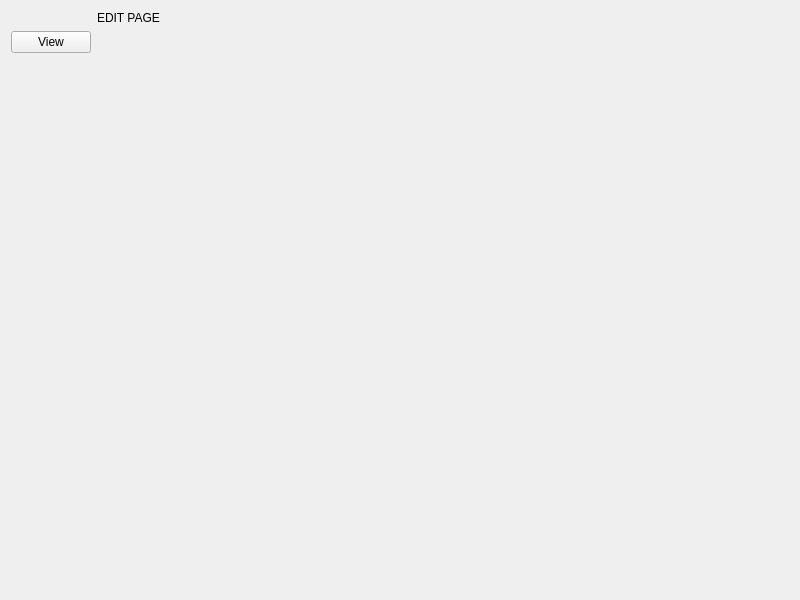
Old version of the form FamilyTree/src/gui/editpage.ui in the repository moumitahmad/Stammbaum.
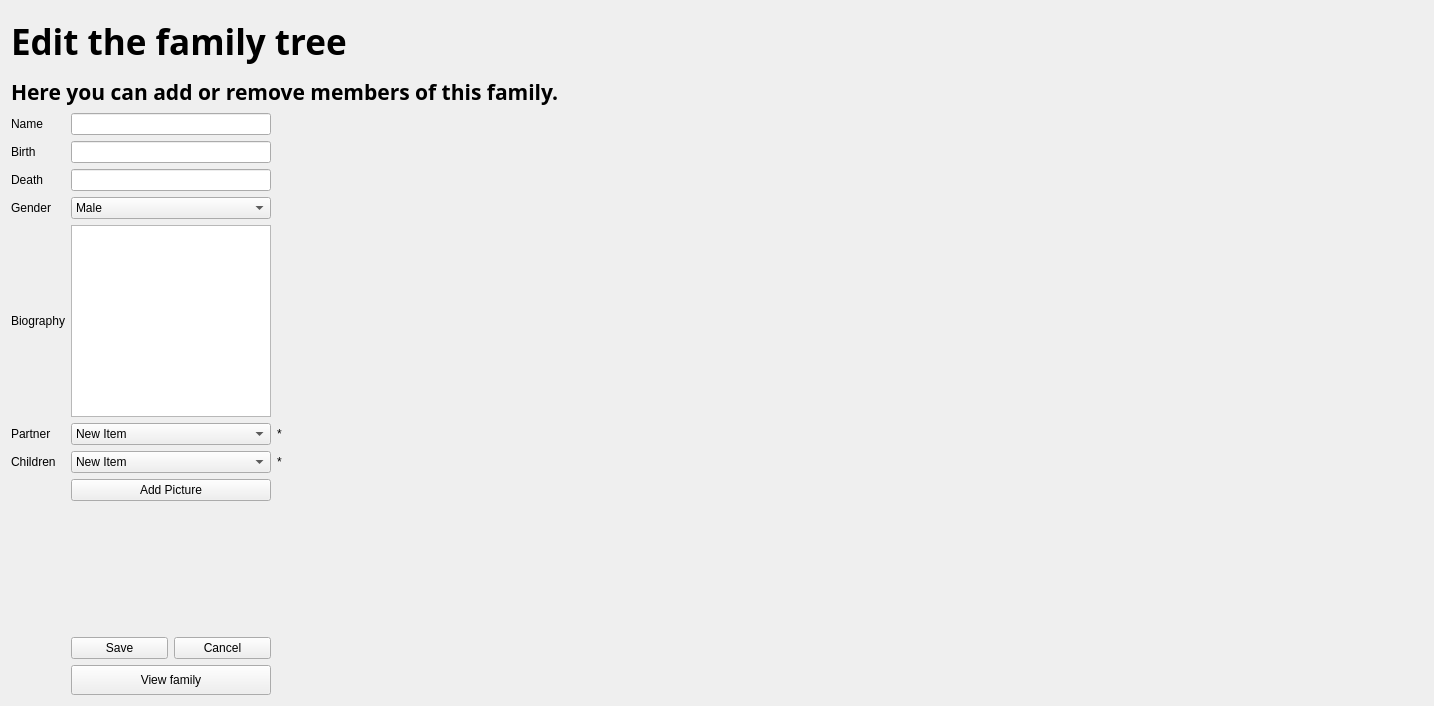
New version of the form.

Commit message:
view page and edit page graphic ready
- view page buttons connected
- edit page graphics ready and discard function implemented

Patch:
```diff
--- a/FamilyTree/src/gui/editpage.ui
+++ b/FamilyTree/src/gui/editpage.ui
@@ -6,30 +6,368 @@
    <rect>
     <x>0</x>
     <y>0</y>
-    <width>800</width>
-    <height>600</height>
+    <width>1434</width>
+    <height>706</height>
    </rect>
   </property>
+  <property name="sizePolicy">
+   <sizepolicy hsizetype="MinimumExpanding" vsizetype="MinimumExpanding">
+    <horstretch>0</horstretch>
+    <verstretch>0</verstretch>
+   </sizepolicy>
+  </property>
+  <property name="minimumSize">
+   <size>
+    <width>841</width>
+    <height>500</height>
+   </size>
+  </property>
+  <property name="maximumSize">
+   <size>
+    <width>2000</width>
+    <height>2000</height>
+   </size>
+  </property>
   <property name="windowTitle">
    <string>Form</string>
   </property>
-  <layout class="QFormLayout" name="formLayout">
+  <layout class="QGridLayout" name="gridLayout">
    <item row="0" column="0">
-    <layout class="QGridLayout" name="gridLayout"/>
-   </item>
-   <item row="0" column="1">
-    <widget class="QLabel" name="label">
-     <property name="text">
-      <string>EDIT PAGE</string>
-     </property>
-    </widget>
-   </item>
-   <item row="1" column="0">
-    <widget class="QPushButton" name="ButtonView">
-     <property name="text">
-      <string>View</string>
-     </property>
-    </widget>
+    <layout class="QVBoxLayout" name="verticalLayout">
+     <item>
+      <widget class="QLabel" name="LabelViewFamily">
+       <property name="sizePolicy">
+        <sizepolicy hsizetype="Fixed" vsizetype="Fixed">
+         <horstretch>0</horstretch>
+         <verstretch>0</verstretch>
+        </sizepolicy>
+       </property>
+       <property name="minimumSize">
+        <size>
+         <width>400</width>
+         <height>60</height>
+        </size>
+       </property>
+       <property name="font">
+        <font>
+         <family>Sawasdee</family>
+         <pointsize>26</pointsize>
+         <weight>75</weight>
+         <bold>true</bold>
+        </font>
+       </property>
+       <property name="text">
+        <string>Edit the family tree</string>
+       </property>
+      </widget>
+     </item>
+     <item>
+      <widget class="QLabel" name="LabelViewDescrip">
+       <property name="sizePolicy">
+        <sizepolicy hsizetype="Fixed" vsizetype="Fixed">
+         <horstretch>0</horstretch>
+         <verstretch>0</verstretch>
+        </sizepolicy>
+       </property>
+       <property name="font">
+        <font>
+         <family>Sawasdee</family>
+         <pointsize>16</pointsize>
+         <weight>75</weight>
+         <bold>true</bold>
+        </font>
+       </property>
+       <property name="text">
+        <string>Here you can add or remove members of this family.</string>
+       </property>
+      </widget>
+     </item>
+     <item>
+      <layout class="QHBoxLayout" name="horizontalLayout">
+       <item>
+        <layout class="QVBoxLayout" name="verticalLayout_3">
+         <item>
+          <layout class="QGridLayout" name="gridLayout_3">
+           <item row="5" column="0">
+            <widget class="QLabel" name="label">
+             <property name="text">
+              <string>Partner</string>
+             </property>
+            </widget>
+           </item>
+           <item row="0" column="1">
+            <widget class="QLineEdit" name="In_Name">
+             <property name="sizePolicy">
+              <sizepolicy hsizetype="Minimum" vsizetype="Fixed">
+               <horstretch>0</horstretch>
+               <verstretch>0</verstretch>
+              </sizepolicy>
+             </property>
+             <property name="minimumSize">
+              <size>
+               <width>200</width>
+               <height>0</height>
+              </size>
+             </property>
+             <property name="maximumSize">
+              <size>
+               <width>200</width>
+               <height>16777215</height>
+              </size>
+             </property>
+            </widget>
+           </item>
+           <item row="6" column="2">
+            <widget class="QLabel" name="LabelAsterisk2">
+             <property name="text">
+              <string>*</string>
+             </property>
+            </widget>
+           </item>
+           <item row="9" column="1">
+            <layout class="QHBoxLayout" name="horizontalLayout_3">
+             <item>
+              <widget class="QPushButton" name="ButtonSave">
+               <property name="text">
+                <string>Save</string>
+               </property>
+              </widget>
+             </item>
+             <item>
+              <widget class="QPushButton" name="ButtonCancel">
+               <property name="text">
+                <string>Cancel</string>
+               </property>
+              </widget>
+             </item>
+            </layout>
+           </item>
+           <item row="7" column="1">
+            <widget class="QPushButton" name="ButtonAddPicture">
+             <property name="text">
+              <string>Add Picture</string>
+             </property>
+            </widget>
+           </item>
+           <item row="4" column="0">
+            <widget class="QLabel" name="LabelBiography">
+             <property name="text">
+              <string>Biography</string>
+             </property>
+            </widget>
+           </item>
+           <item row="0" column="0">
+            <widget class="QLabel" name="LabelName">
+             <property name="text">
+              <string>Name</string>
+             </property>
+            </widget>
+           </item>
+           <item row="6" column="0">
+            <widget class="QLabel" name="label_2">
+             <property name="text">
+              <string>Children</string>
+             </property>
+            </widget>
+           </item>
+           <item row="1" column="1">
+            <widget class="QLineEdit" name="In_Birth">
+             <property name="sizePolicy">
+              <sizepolicy hsizetype="Minimum" vsizetype="Fixed">
+               <horstretch>0</horstretch>
+               <verstretch>0</verstretch>
+              </sizepolicy>
+             </property>
+             <property name="minimumSize">
+              <size>
+               <width>200</width>
+               <height>0</height>
+              </size>
+             </property>
+             <property name="maximumSize">
+              <size>
+               <width>200</width>
+               <height>16777215</height>
+              </size>
+             </property>
+            </widget>
+           </item>
+           <item row="3" column="1">
+            <widget class="QComboBox" name="ChooseGender">
+             <property name="sizePolicy">
+              <sizepolicy hsizetype="Minimum" vsizetype="Fixed">
+               <horstretch>0</horstretch>
+               <verstretch>0</verstretch>
+              </sizepolicy>
+             </property>
+             <property name="minimumSize">
+              <size>
+               <width>200</width>
+               <height>0</height>
+              </size>
+             </property>
+             <property name="maximumSize">
+              <size>
+               <width>200</width>
+               <height>16777215</height>
+              </size>
+             </property>
+             <item>
+              <property name="text">
+               <string>Male</string>
+              </property>
+             </item>
+             <item>
+              <property name="text">
+               <string>Female</string>
+              </property>
+             </item>
+             <item>
+              <property name="text">
+               <string>Diverse</string>
+              </property>
+             </item>
+            </widget>
+           </item>
+           <item row="3" column="0">
+            <widget class="QLabel" name="LabelGender">
+             <property name="text">
+              <string>Gender</string>
+             </property>
+            </widget>
+           </item>
+           <item row="4" column="1">
+            <widget class="QTextEdit" name="TextBiography">
+             <property name="sizePolicy">
+              <sizepolicy hsizetype="Minimum" vsizetype="Minimum">
+               <horstretch>0</horstretch>
+               <verstretch>0</verstretch>
+              </sizepolicy>
+             </property>
+             <property name="minimumSize">
+              <size>
+               <width>200</width>
+               <height>0</height>
+              </size>
+             </property>
+             <property name="maximumSize">
+              <size>
+               <width>200</width>
+               <height>16777215</height>
+              </size>
+             </property>
+            </widget>
+           </item>
+           <item row="5" column="1">
+            <widget class="QComboBox" name="ChoosePartner">
+             <item>
+              <property name="text">
+               <string>New Item</string>
+              </property>
+             </item>
+            </widget>
+           </item>
+           <item row="2" column="0">
+            <widget class="QLabel" name="LabelDeath">
+             <property name="text">
+              <string>Death</string>
+             </property>
+            </widget>
+           </item>
+           <item row="10" column="1">
+            <widget class="QPushButton" name="ButtonViewFamily">
+             <property name="sizePolicy">
+              <sizepolicy hsizetype="Fixed" vsizetype="Fixed">
+               <horstretch>0</horstretch>
+               <verstretch>0</verstretch>
+              </sizepolicy>
+             </property>
+             <property name="minimumSize">
+              <size>
+               <width>200</width>
+               <height>30</height>
+              </size>
+             </property>
+             <property name="text">
+              <string>View family</string>
+             </property>
+            </widget>
+           </item>
+           <item row="5" column="2">
+            <widget class="QLabel" name="LabelAsterisk">
+             <property name="text">
+              <string>*</string>
+             </property>
+            </widget>
+           </item>
+           <item row="6" column="1">
+            <widget class="QComboBox" name="ChooseChildren">
+             <item>
+              <property name="text">
+               <string>New Item</string>
+              </property>
+             </item>
+            </widget>
+           </item>
+           <item row="2" column="1">
+            <widget class="QLineEdit" name="In_Death">
+             <property name="sizePolicy">
+              <sizepolicy hsizetype="Minimum" vsizetype="Fixed">
+               <horstretch>0</horstretch>
+               <verstretch>0</verstretch>
+              </sizepolicy>
+             </property>
+             <property name="minimumSize">
+              <size>
+               <width>200</width>
+               <height>0</height>
+              </size>
+             </property>
+             <property name="maximumSize">
+              <size>
+               <width>200</width>
+               <height>16777215</height>
+              </size>
+             </property>
+            </widget>
+           </item>
+           <item row="1" column="0">
+            <widget class="QLabel" name="LabelBirth">
+             <property name="text">
+              <string>Birth</string>
+             </property>
+            </widget>
+           </item>
+           <item row="8" column="1">
+            <spacer name="verticalSpacer">
+             <property name="orientation">
+              <enum>Qt::Vertical</enum>
+             </property>
+             <property name="sizeHint" stdset="0">
+              <size>
+               <width>20</width>
+               <height>40</height>
+              </size>
+             </property>
+            </spacer>
+           </item>
+          </layout>
+         </item>
+        </layout>
+       </item>
+       <item>
+        <widget class="QWidget" name="DisplayWidget" native="true">
+         <property name="sizePolicy">
+          <sizepolicy hsizetype="Expanding" vsizetype="Expanding">
+           <horstretch>0</horstretch>
+           <verstretch>0</verstretch>
+          </sizepolicy>
+         </property>
+        </widget>
+       </item>
+      </layout>
+     </item>
+    </layout>
    </item>
   </layout>
  </widget>
```
The commit also changes 4 other files.
